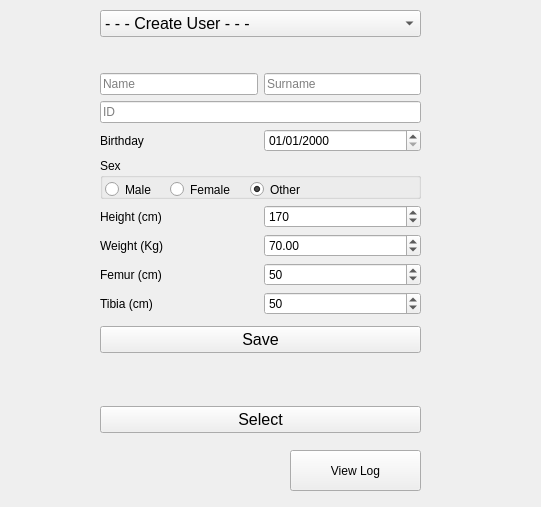
Above: src/gui_pkg/include/gui_pkg/select_user_form.ui from cristianbass01/GUI_robotic_exoskeleton before the change. Below: the same form after it.
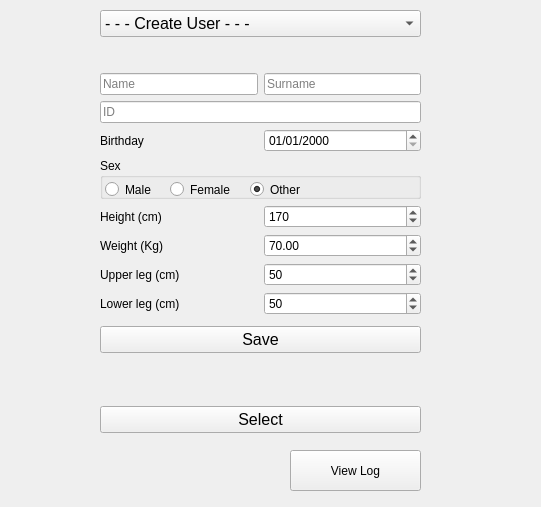
That is the form after the change.

What changed in the file:
```diff
--- a/src/gui_pkg/include/gui_pkg/select_user_form.ui
+++ b/src/gui_pkg/include/gui_pkg/select_user_form.ui
@@ -105,7 +105,7 @@
     <item row="10" column="0">
      <widget class="QLabel" name="LB_tibia">
       <property name="text">
-       <string>Tibia (cm)</string>
+       <string>Lower leg (cm)</string>
       </property>
      </widget>
     </item>
@@ -180,7 +180,7 @@
     <item row="9" column="0">
      <widget class="QLabel" name="LB_femur">
       <property name="text">
-       <string>Femur (cm)</string>
+       <string>Upper leg (cm)</string>
       </property>
      </widget>
     </item>
```
Left out of the diff: 12 changed lines with no effect on the pictures.
